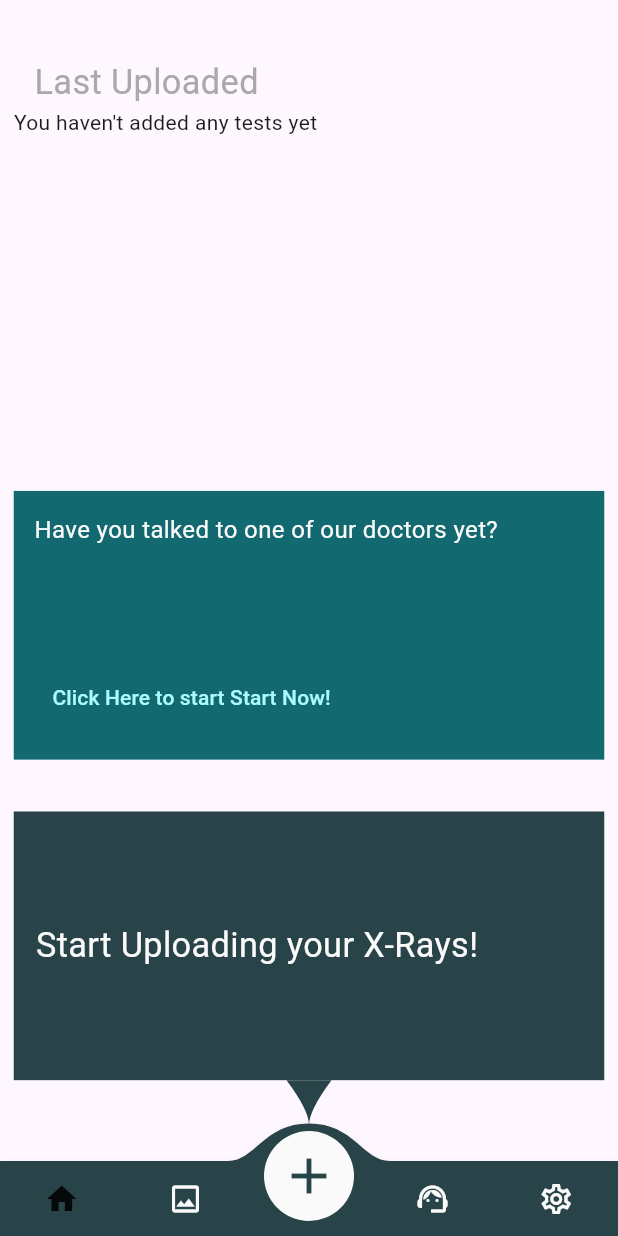
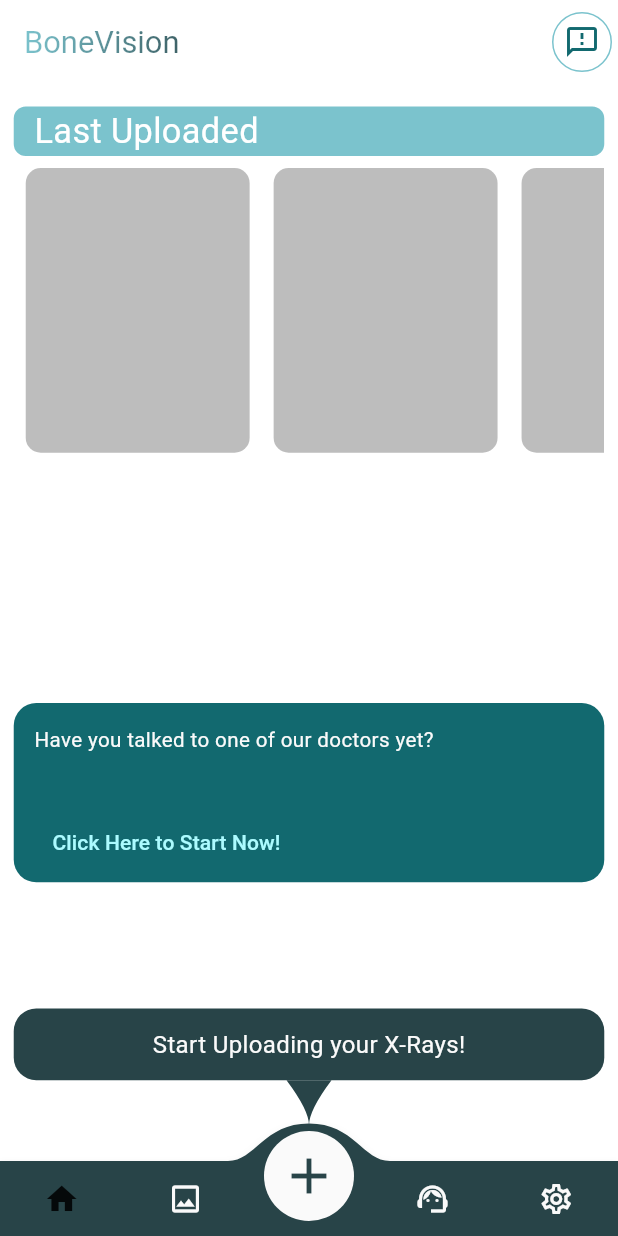
Before and after one commit to AliRaouf/BoneVision, a Flutter app: the HomeScreen screen opened directly, on a phone screen of 412 x 824 dp. Run offline on Flutter 3.47's test engine with Material 3 defaults, Android fonts, the phone set to English and light mode, and no system bars; drawn by our look-alikes of convex_bottom_bar; our stand-ins replace bloc, cloud_firestore, firebase_auth, firebase_core, firebase_storage, flutter_bloc and 7 more; missing offline and left inert: flutter_facebook_auth; accounts and stored records are empty; Roboto replaces fonts that are missing (Prompt, Skranji).

Commit message:
missing feedback

```diff
--- /dev/null
+++ b/lib/component/gradient_text.dart
@@ -0,0 +1,25 @@
+import 'package:flutter/material.dart';
+
+class GradientText extends StatelessWidget {
+  const GradientText(
+      this.text, {
+        super.key,
+        required this.gradient,
+        this.style,
+      });
+
+  final String text;
+  final TextStyle? style;
+  final Gradient gradient;
+
+  @override
+  Widget build(BuildContext context) {
+    return ShaderMask(
+      blendMode: BlendMode.srcIn,
+      shaderCallback: (bounds) => gradient.createShader(
+        Rect.fromLTWH(0, 0, bounds.width, bounds.height),
+      ),
+      child: Text(text, style: style),
+    );
+  }
+}
--- a/lib/screens/home_screen.dart
+++ b/lib/screens/home_screen.dart
@@ -2,6 +2,8 @@ import 'package:bonevision/bloc/doctor/doctor_cubit.dart';
 import 'package:bonevision/bloc/user/user_cubit.dart';
 import 'package:bonevision/bloc/xray/xray_cubit.dart';
 import 'package:bonevision/component/clipcontainer.dart';
+import 'package:bonevision/component/gradient_text.dart';
+import 'package:bonevision/screens/feedback_screen.dart';
 import 'package:bonevision/screens/images_screen.dart';
 import 'package:bonevision/screens/settings_screen.dart';
 import 'package:bonevision/screens/support_chat_screen.dart';
@@ -24,6 +26,7 @@ class HomeScreen extends StatefulWidget {
 
 class _HomeScreenState extends State<HomeScreen> {
   int _activeIndex = 0;
+  List tests = [1, 2, 3];
 
   @override
   Widget build(BuildContext context) {
@@ -188,8 +191,26 @@ class _HomeScreenState extends State<HomeScreen> {
         index: _activeIndex,
         children: [
           Scaffold(
+            appBar: AppBar(
+              actions: [
+                IconButton.outlined(style: ButtonStyle(side: WidgetStatePropertyAll(BorderSide(color:Color(0xff7bc3cd)))),
+                    onPressed: () {
+                  Navigator.push(context, MaterialPageRoute(builder: (context) => FeedbackScreen(),));
+                    },
+                    icon: Icon(
+                      Icons.feedback_outlined,
+                      color: Color(0xff12696f),
+                    ))
+              ],
+              backgroundColor: Colors.white,
+              automaticallyImplyLeading: false,
+              title: GradientText("BoneVision",
+                  style: GoogleFonts.skranji(fontSize: 18.sp),
+                  gradient: LinearGradient(
+                      colors: [Color(0xff7bc3cd), Color(0xff3e6267)])),
+            ),
             body: Padding(
-              padding: EdgeInsets.symmetric(horizontal: 8.w, vertical: 20.h),
+              padding: EdgeInsets.only(left: 8.w, right: 8.w, bottom: 20.h),
               child: Column(
                 mainAxisAlignment: MainAxisAlignment.spaceBetween,
                 children: [
@@ -202,16 +223,36 @@ class _HomeScreenState extends State<HomeScreen> {
                         child: Column(
                           crossAxisAlignment: CrossAxisAlignment.start,
                           children: [
-                            Padding(
-                              padding: EdgeInsets.only(left: 12.0.w),
-                              child: Text("Last Uploaded",
-                                  style: GoogleFonts.prompt(
-                                      fontSize: 20.w,
-                                      color: Color(0xffa9a9a9))),
+                            Container(
+                              width: 1.sw,
+                              decoration: BoxDecoration(
+                                  color: Color(0xff7bc3cd),
+                                  borderRadius: BorderRadius.circular(8)),
+                              child: Padding(
+                                padding: EdgeInsets.only(left: 12.0.w),
+                                child: Text("Last Uploaded",
+                                    style: GoogleFonts.prompt(
+                                        fontSize: 20.w, color: Colors.white)),
+                              ),
                             ),
-                            Text(
-                              "You haven't added any tests yet",
-                              style: GoogleFonts.prompt(),
+                            Expanded(
+                              child: ListView.builder(
+                                itemCount: tests.length,
+                                scrollDirection: Axis.horizontal,
+                                itemBuilder: (context, index) {
+                                  return Padding(
+                                    padding: const EdgeInsets.all(8.0),
+                                    child: Container(
+                                      decoration: BoxDecoration(
+                                          color: Colors.grey[400],
+                                          borderRadius:
+                                              BorderRadius.circular(10)),
+                                      width: 125.h,
+                                      height: 40.h,
+                                    ),
+                                  );
+                                },
+                              ),
                             )
                           ],
                         ),
@@ -219,9 +260,12 @@ class _HomeScreenState extends State<HomeScreen> {
                     ],
                   ),
                   Container(
+                    margin: EdgeInsets.only(top: 50.h),
+                    decoration: BoxDecoration(
+                        borderRadius: BorderRadius.circular(15),
+                        color: Color(0xff12696f)),
                     width: 1.sw,
-                    height: 150.h,
-                    color: Color(0xff12696f),
+                    height: 100.h,
                     child: Padding(
                       padding: EdgeInsets.only(left: 12.0.w, top: 12.h),
                       child: Column(
@@ -232,15 +276,20 @@ class _HomeScreenState extends State<HomeScreen> {
                                 "Have you talked to one of our doctors yet?",
                                 overflow: TextOverflow.ellipsis,
                                 style: GoogleFonts.prompt(
-                                    fontSize: 14.w, color: Color(0xfffafafa))),
+                                    fontSize: 12.w, color: Color(0xfffafafa))),
                           ),
                           Expanded(
                               child: TextButton(
                                   onPressed: () {
-                                    Navigator.push(context, MaterialPageRoute(builder: (context) => SupportChatScreen(),));
+                                    Navigator.push(
+                                        context,
+                                        MaterialPageRoute(
+                                          builder: (context) =>
+                                              SupportChatScreen(),
+                                        ));
                                   },
                                   child: Text(
-                                    "Click Here to start Start Now!",
+                                    "Click Here to Start Now!",
                                     style: GoogleFonts.prompt(
                                         color: Color(0xffacfbff)),
                                   )))
@@ -252,21 +301,16 @@ class _HomeScreenState extends State<HomeScreen> {
                     children: [
                       Container(
                         decoration: BoxDecoration(
+                          borderRadius: BorderRadius.circular(15),
                           border: Border.all(style: BorderStyle.none),
                           color: Color(0xff284448),
                         ),
                         width: 1.sw,
-                        height: 150.h,
-                        child: Row(
-                          children: [
-                            Padding(
-                              padding: EdgeInsets.only(left: 12.0.w),
-                              child: Text("Start Uploading your X-Rays!",
-                                  style: GoogleFonts.prompt(
-                                      fontSize: 20.w,
-                                      color: Color(0xfffafafa))),
-                            )
-                          ],
+                        height: 40.h,
+                        child: Center(
+                          child: Text("Start Uploading your X-Rays!",
+                              style: GoogleFonts.prompt(
+                                  fontSize: 14.w, color: Color(0xfffafafa))),
                         ),
                       ),
                       CustomPaint(
--- a/lib/screens/settings_screen.dart
+++ b/lib/screens/settings_screen.dart
@@ -14,7 +14,7 @@ class SettingsScreen extends StatelessWidget {
   Widget build(BuildContext context) {
     var cubit = UserCubit.get(context);
     return Scaffold(
-      appBar: AppBar(
+      appBar: AppBar(backgroundColor: Colors.white,
         automaticallyImplyLeading: false,
         title: Text(
           "Settings",
--- a/lib/screens/upload_test_screen.dart
+++ b/lib/screens/upload_test_screen.dart
@@ -19,7 +19,7 @@ class _UploadTestScreenState extends State<UploadTestScreen> {
     return BlocBuilder<XrayCubit, XrayState>(
       builder: (context, state) {
         return Scaffold(
-          bottomNavigationBar: BottomAppBar(
+          bottomNavigationBar: BottomAppBar(color: Colors.white,
             elevation: 0,
             child: Row(mainAxisAlignment: MainAxisAlignment.spaceBetween,
               children: [
--- a/lib/src/app_root.dart
+++ b/lib/src/app_root.dart
@@ -21,7 +21,7 @@ class AppRoot extends StatelessWidget {
       BlocProvider(create: (context)=>DoctorCubit()..receiveMessage())
     ],
       child:
-        MaterialApp(debugShowCheckedModeBanner: false,
+        MaterialApp(debugShowCheckedModeBanner: false,theme: ThemeData(scaffoldBackgroundColor: Colors.white,),
             home: StartScreen()),
     );
   }
```
Also changed, not shown: lib/screens/feedback_screen.dart (added, +143 -0 lines), pubspec.yaml (+7 -1 lines), assets/images/logo.png (added), pubspec.lock, 6 other files.
